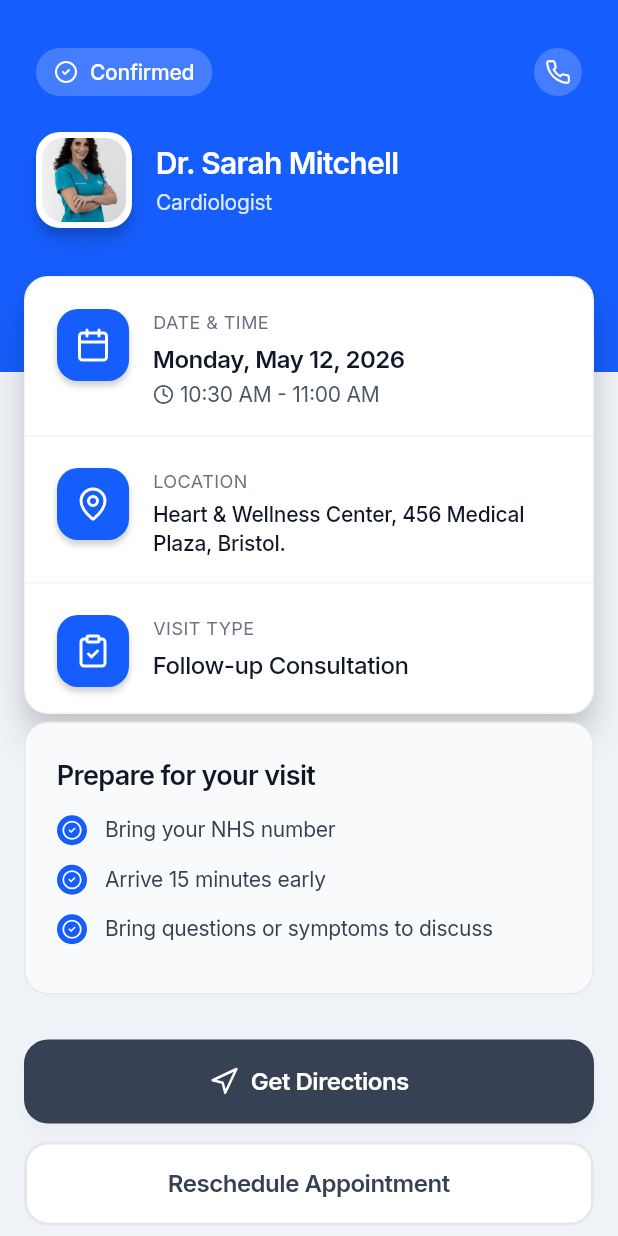
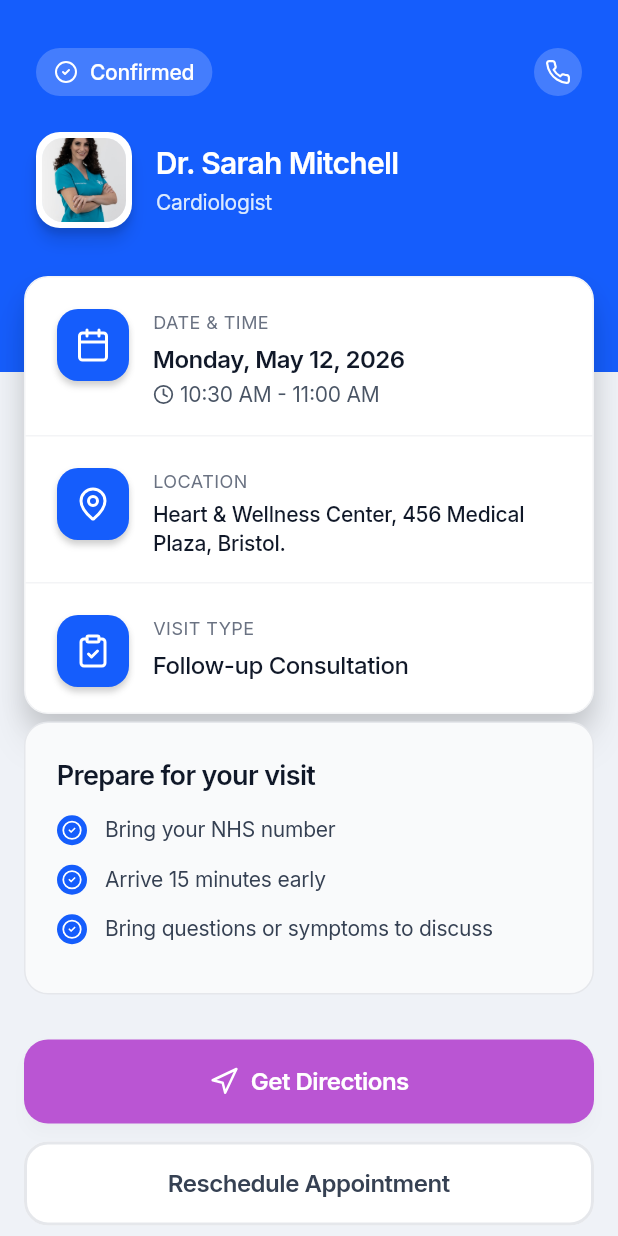
Before and after one commit to catpearson/hackday, a Flutter app: the screen it shows after launch, on a phone screen of 412 x 824 dp. Run offline on Flutter 3.47's test engine with Material 3 defaults, Android fonts, the phone set to English and light mode, and no system bars; our stand-ins replace flutter_svg, google_fonts.

Commit message:
Add Purple colour variable and apply to primary button
- Added AppColors.purple (#BA55D3) to match new Figma 'Purple' variable
- Applied purple to primary button background (was black)
- Figma: Purple variable added to Colours collection and bound to
  primary button fill (VariableID:11:6)

Co-Authored-By: Claude Sonnet 4.6 <noreply@anthropic.com>

```diff
--- a/lib/appointment_card_screen.dart
+++ b/lib/appointment_card_screen.dart
@@ -16,6 +16,9 @@ abstract final class AppColors {
 
   /// Black — Figma variable "Black"
   static const black = Color(0xFF364153);
+
+  /// Purple — Figma variable "Purple"
+  static const purple = Color(0xFFBA55D3);
 
   static const grey50 = Color(0xFFF9FAFB);
   static const grey100 = Color(0xFFF3F4F6);
@@ -516,7 +519,7 @@ class AppButton extends StatelessWidget {
         onPressed: onPressed,
         style: ElevatedButton.styleFrom(
           backgroundColor:
-              _isPrimary ? AppColors.black : AppColors.white,
+              _isPrimary ? AppColors.purple : AppColors.white,
           foregroundColor:
               _isPrimary ? AppColors.white : AppColors.textSecondary,
           elevation: _isPrimary ? 4 : 0,
```
